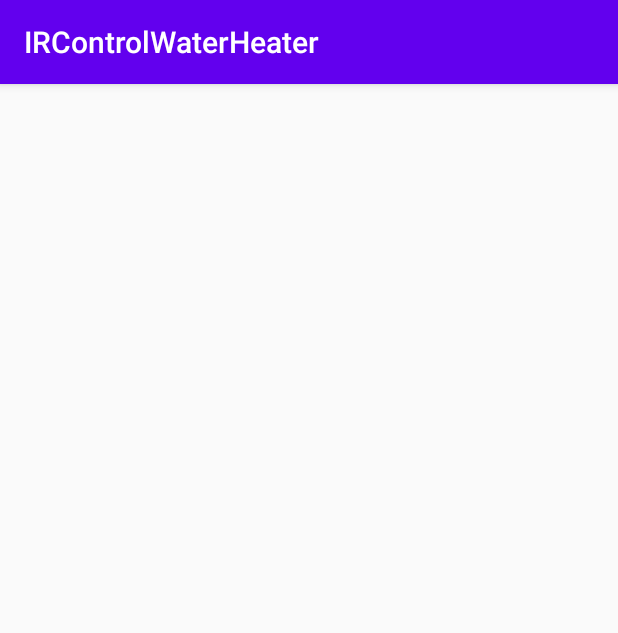
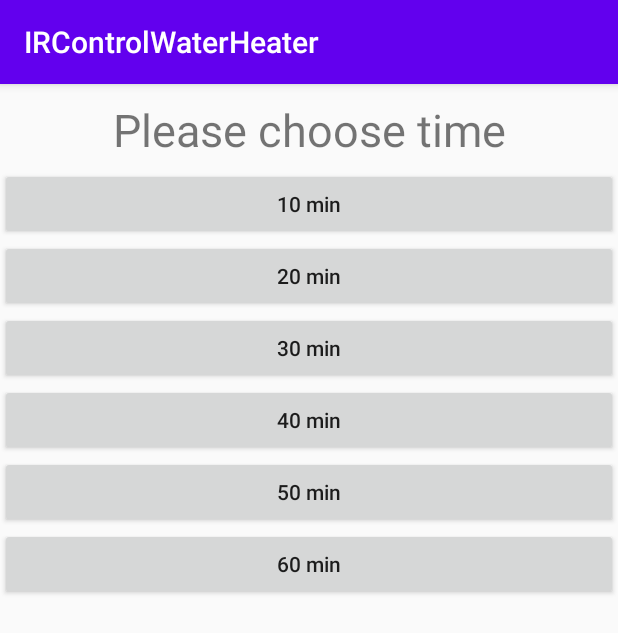
Before and after one commit to makewheels/IRControlWaterHeater-Android, an Android app: the ChooseHeatTimeActivity screen opened directly, with no data from a screen before it, on a phone screen of 412 x 824 dp. Shown: the top 633 px of the screen. Run offline under Robolectric (Android 15) with nearby library versions, the phone set to English and light mode, and no system bars.

```diff
--- a/app/src/main/java/com/androiddeveloper/ircontrolwaterheater/ChooseHeatTimeActivity.java
+++ b/app/src/main/java/com/androiddeveloper/ircontrolwaterheater/ChooseHeatTimeActivity.java
@@ -1,14 +1,93 @@
 package com.androiddeveloper.ircontrolwaterheater;
 
+import android.content.Intent;
 import android.os.Bundle;
+import android.view.View;
+import android.widget.Button;
 
 import androidx.appcompat.app.AppCompatActivity;
 
 public class ChooseHeatTimeActivity extends AppCompatActivity {
+    private Button btn_heat_10min;
+    private Button btn_heat_20min;
+    private Button btn_heat_30min;
+    private Button btn_heat_40min;
+    private Button btn_heat_50min;
+    private Button btn_heat_60min;
 
     @Override
     protected void onCreate(Bundle savedInstanceState) {
         super.onCreate(savedInstanceState);
         setContentView(R.layout.activity_choose_heat_time);
+
+        initViews();
+        addListeners();
+    }
+
+    private void initViews() {
+        btn_heat_10min = findViewById(R.id.btn_heat_10min);
+        btn_heat_20min = findViewById(R.id.btn_heat_20min);
+        btn_heat_30min = findViewById(R.id.btn_heat_30min);
+        btn_heat_40min = findViewById(R.id.btn_heat_40min);
+        btn_heat_50min = findViewById(R.id.btn_heat_50min);
+        btn_heat_60min = findViewById(R.id.btn_heat_60min);
+    }
+
+    private void addListeners() {
+        final String keyName_heatTime = "heatTime";
+        btn_heat_10min.setOnClickListener(new View.OnClickListener() {
+            @Override
+            public void onClick(View v) {
+                Intent intent = new Intent();
+                intent.putExtra(keyName_heatTime, 10);
+                setResult(RESULT_OK, intent);
+                finish();
+            }
+        });
+        btn_heat_20min.setOnClickListener(new View.OnClickListener() {
+            @Override
+            public void onClick(View v) {
+                Intent intent = new Intent();
+                intent.putExtra(keyName_heatTime, 20);
+                setResult(RESULT_OK, intent);
+                finish();
+            }
+        });
+        btn_heat_30min.setOnClickListener(new View.OnClickListener() {
+            @Override
+            public void onClick(View v) {
+                Intent intent = new Intent();
+                intent.putExtra(keyName_heatTime, 30);
+                setResult(RESULT_OK, intent);
+                finish();
+            }
+        });
+        btn_heat_40min.setOnClickListener(new View.OnClickListener() {
+            @Override
+            public void onClick(View v) {
+                Intent intent = new Intent();
+                intent.putExtra(keyName_heatTime, 40);
+                setResult(RESULT_OK, intent);
+                finish();
+            }
+        });
+        btn_heat_50min.setOnClickListener(new View.OnClickListener() {
+            @Override
+            public void onClick(View v) {
+                Intent intent = new Intent();
+                intent.putExtra(keyName_heatTime, 50);
+                setResult(RESULT_OK, intent);
+                finish();
+            }
+        });
+        btn_heat_60min.setOnClickListener(new View.OnClickListener() {
+            @Override
+            public void onClick(View v) {
+                Intent intent = new Intent();
+                intent.putExtra(keyName_heatTime, 60);
+                setResult(RESULT_OK, intent);
+                finish();
+            }
+        });
     }
 }
--- a/app/src/main/res/layout/activity_choose_heat_time.xml
+++ b/app/src/main/res/layout/activity_choose_heat_time.xml
@@ -1,8 +1,55 @@
 <?xml version="1.0" encoding="utf-8"?>
-<androidx.constraintlayout.widget.ConstraintLayout xmlns:android="http://schemas.android.com/apk/res/android"
+<LinearLayout xmlns:android="http://schemas.android.com/apk/res/android"
     xmlns:tools="http://schemas.android.com/tools"
     android:layout_width="match_parent"
     android:layout_height="match_parent"
+    android:orientation="vertical"
     tools:context=".ChooseHeatTimeActivity">
 
-</androidx.constraintlayout.widget.ConstraintLayout>
+    <TextView
+        android:id="@+id/textView3"
+        android:layout_width="match_parent"
+        android:layout_height="wrap_content"
+        android:gravity="center"
+        android:paddingTop="10dp"
+        android:paddingBottom="5dp"
+        android:text="@string/please_choose_time"
+        android:textSize="30dp" />
+
+    <Button
+        android:id="@+id/btn_heat_10min"
+        android:layout_width="match_parent"
+        android:layout_height="wrap_content"
+        android:text="10 min" />
+
+    <Button
+        android:id="@+id/btn_heat_20min"
+        android:layout_width="match_parent"
+        android:layout_height="wrap_content"
+        android:text="20 min" />
+
+    <Button
+        android:id="@+id/btn_heat_30min"
+        android:layout_width="match_parent"
+        android:layout_height="wrap_content"
+        android:text="30 min" />
+
+    <Button
+        android:id="@+id/btn_heat_40min"
+        android:layout_width="match_parent"
+        android:layout_height="wrap_content"
+        android:text="40 min" />
+
+    <Button
+        android:id="@+id/btn_heat_50min"
+        android:layout_width="match_parent"
+        android:layout_height="wrap_content"
+        android:text="50 min" />
+
+    <Button
+        android:id="@+id/btn_heat_60min"
+        android:layout_width="match_parent"
+        android:layout_height="wrap_content"
+        android:text="60 min" />
+
+</LinearLayout>
--- /dev/null
+++ b/app/src/main/res/values/dimens.xml
@@ -0,0 +1,4 @@
+<?xml version="1.0" encoding="utf-8"?>
+<resources>
+    <dimen name="button_padding">15dp</dimen>
+</resources>
```
Also changed, not shown: app/src/main/java/com/androiddeveloper/ircontrolwaterheater/MainActivity.java (+46 -12 lines), app/src/main/java/com/androiddeveloper/ircontrolwaterheater/ir/IRUtil.java (+30 -11 lines), app/src/main/res/layout/activity_main.xml (+10 -4 lines), app/src/main/res/values/strings.xml (+4 -4 lines), 1 other file.
